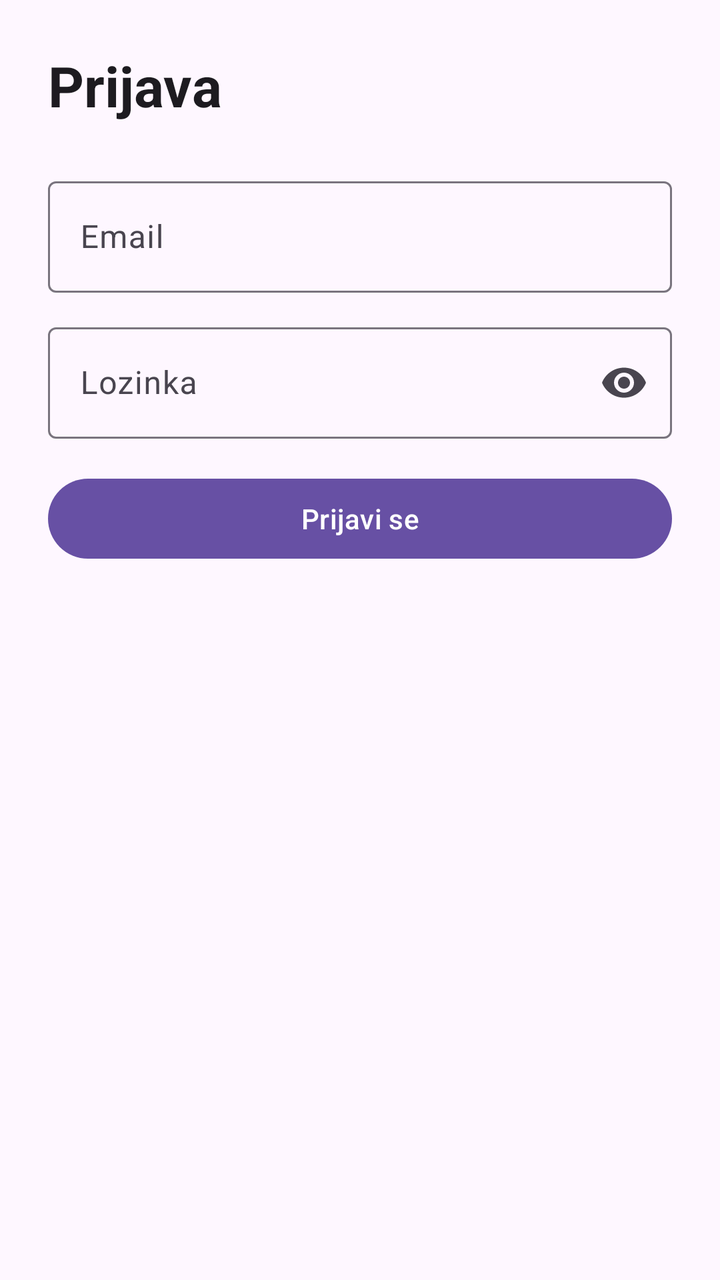
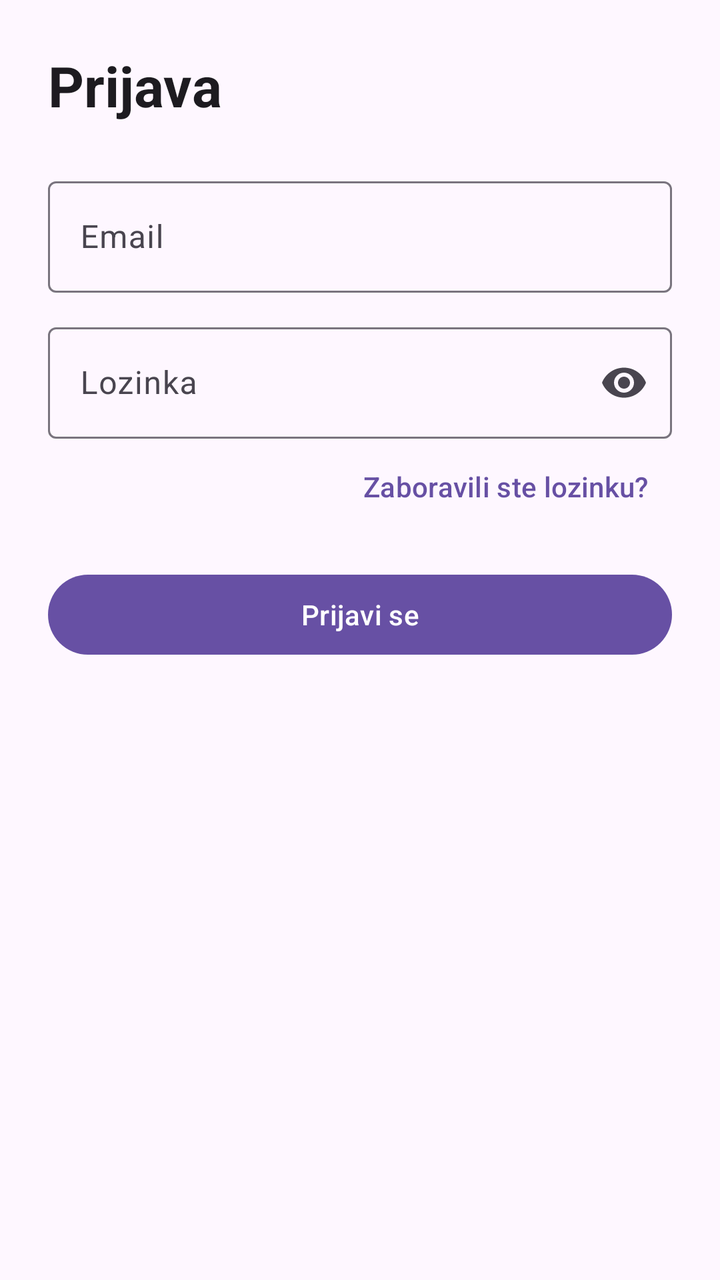

Two renders of the same Android screen: before a commit and after it. Below are the layout's source before the change and the commit's diff.
<!-- AndroidManifest.xml: application theme Theme.MobilnaAplikacijaTim29 -->
<!-- res/layout/fragment_login.xml -->
<?xml version="1.0" encoding="utf-8"?>
<ScrollView xmlns:android="http://schemas.android.com/apk/res/android"
    xmlns:app="http://schemas.android.com/apk/res-auto"
    android:layout_width="match_parent"
    android:layout_height="match_parent"
    android:fillViewport="true">

    <LinearLayout
        android:layout_width="match_parent"
        android:layout_height="wrap_content"
        android:orientation="vertical"
        android:padding="24dp">

        <TextView
            android:layout_width="match_parent"
            android:layout_height="wrap_content"
            android:text="Prijava"
            android:textAppearance="?attr/textAppearanceHeadlineMedium"
            android:textStyle="bold" />

        <com.google.android.material.textfield.TextInputLayout
            android:id="@+id/login_email_layout"
            android:layout_width="match_parent"
            android:layout_height="wrap_content"
            android:layout_marginTop="24dp"
            android:hint="Email">

            <com.google.android.material.textfield.TextInputEditText
                android:id="@+id/login_email"
                android:layout_width="match_parent"
                android:layout_height="wrap_content"
                android:inputType="textEmailAddress" />
        </com.google.android.material.textfield.TextInputLayout>

        <com.google.android.material.textfield.TextInputLayout
            android:id="@+id/login_password_layout"
            android:layout_width="match_parent"
            android:layout_height="wrap_content"
            android:layout_marginTop="12dp"
            android:hint="Lozinka"
            app:endIconMode="password_toggle">

            <com.google.android.material.textfield.TextInputEditText
                android:id="@+id/login_password"
                android:layout_width="match_parent"
                android:layout_height="wrap_content"
                android:inputType="textPassword" />
        </com.google.android.material.textfield.TextInputLayout>

        <ProgressBar
            android:id="@+id/login_progress"
            android:layout_width="wrap_content"
            android:layout_height="wrap_content"
            android:layout_gravity="center_horizontal"
            android:layout_marginTop="16dp"
            android:visibility="gone" />

        <com.google.android.material.button.MaterialButton
            android:id="@+id/login_submit"
            android:layout_width="match_parent"
            android:layout_height="wrap_content"
            android:layout_marginTop="16dp"
            android:text="Prijavi se" />

        <TextView
            android:id="@+id/login_error"
            android:layout_width="match_parent"
            android:layout_height="wrap_content"
            android:layout_marginTop="12dp"
            android:textColor="?attr/colorError"
            android:visibility="gone" />
    </LinearLayout>
</ScrollView>
<!-- resources referenced by this layout -->
<resources>
  <style name="Theme.MobilnaAplikacijaTim29" parent="Base.Theme.MobilnaAplikacijaTim29" />
  <style name="Base.Theme.MobilnaAplikacijaTim29" parent="Theme.Material3.DayNight.NoActionBar">
          
          
      </style>
</resources>

<!-- the commit's change to res/layout/fragment_login.xml (unified diff, before → after) -->
@@ -47,6 +47,14 @@
                 android:inputType="textPassword" />
         </com.google.android.material.textfield.TextInputLayout>
 
+        <com.google.android.material.button.MaterialButton
+            android:id="@+id/login_forgot_password"
+            style="@style/Widget.Material3.Button.TextButton"
+            android:layout_width="wrap_content"
+            android:layout_height="wrap_content"
+            android:layout_gravity="end"
+            android:text="Zaboravili ste lozinku?" />
+
         <ProgressBar
             android:id="@+id/login_progress"
             android:layout_width="wrap_content"
